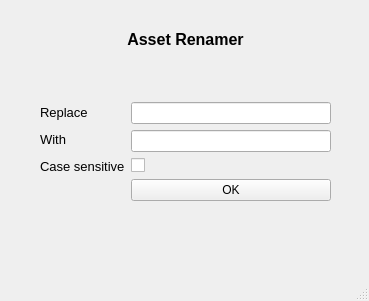
This is asset-renamer-ui.ui in alexiscureno/UE-asset-renamer as Qt 5 draws it before an edit. The edited form follows.
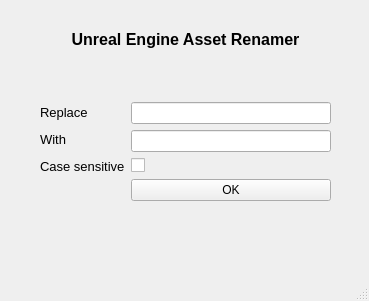
This is the edited form.

Commit message: adding ui files along with code

Patch:
```diff
--- a/asset-renamer-ui.ui
+++ b/asset-renamer-ui.ui
@@ -34,7 +34,7 @@
         </font>
        </property>
        <property name="text">
-        <string>Asset Renamer</string>
+        <string>Unreal Engine Asset Renamer</string>
        </property>
        <property name="alignment">
         <set>Qt::AlignCenter</set>
```
The commit also changes 1 other file.
